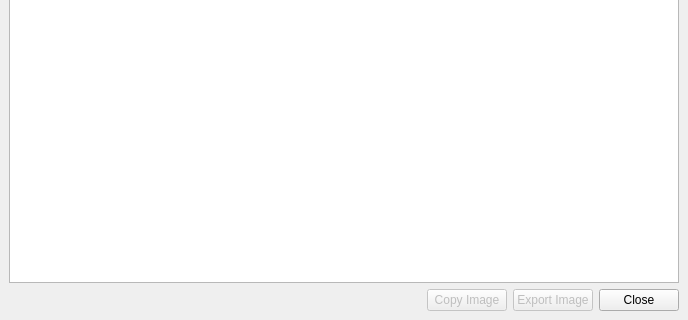
Old version of the form analysiswindow.ui in the repository palindromiq/YATE; both pictures show x 0 to 688 and y 236 to 556 of the 688 by 556 pixel window.
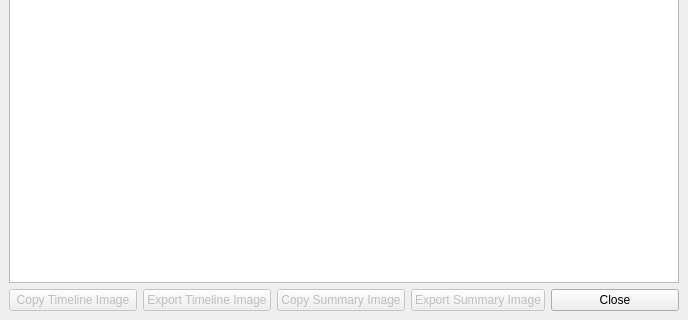
New version of the form. Icons and pictures are not drawn.

Commit message: Add Timeline Features

```diff
--- a/analysiswindow.ui
+++ b/analysiswindow.ui
@@ -21,18 +21,31 @@
     <item>
      <layout class="QHBoxLayout" name="horizontalLayout">
       <item>
-       <widget class="QWidget" name="widget" native="true">
-        <property name="sizePolicy">
-         <sizepolicy hsizetype="Preferred" vsizetype="Preferred">
-          <horstretch>1</horstretch>
-          <verstretch>0</verstretch>
-         </sizepolicy>
+       <widget class="QPushButton" name="btnCopyTimeline">
+        <property name="enabled">
+         <bool>false</bool>
         </property>
-        <layout class="QHBoxLayout" name="horizontalLayout_2">
-         <item>
-          <widget class="QWidget" name="widget_2" native="true"/>
-         </item>
-        </layout>
+        <property name="text">
+         <string>Copy Timeline Image</string>
+        </property>
+        <property name="icon">
+         <iconset resource="assets/breeze.qrc">
+          <normaloff>:/tl.svg</normaloff>:/tl.svg</iconset>
+        </property>
+       </widget>
+      </item>
+      <item>
+       <widget class="QPushButton" name="btnExportTimeline">
+        <property name="enabled">
+         <bool>false</bool>
+        </property>
+        <property name="text">
+         <string>Export Timeline Image</string>
+        </property>
+        <property name="icon">
+         <iconset resource="assets/breeze.qrc">
+          <normaloff>:/tl.svg</normaloff>:/tl.svg</iconset>
+        </property>
        </widget>
       </item>
       <item>
@@ -41,7 +54,7 @@
          <bool>false</bool>
         </property>
         <property name="text">
-         <string>Copy Image</string>
+         <string>Copy Summary Image</string>
         </property>
         <property name="icon">
          <iconset resource="assets/breeze.qrc">
@@ -55,7 +68,7 @@
          <bool>false</bool>
         </property>
         <property name="text">
-         <string>Export Image</string>
+         <string>Export Summary Image</string>
         </property>
         <property name="icon">
          <iconset resource="assets/breeze.qrc">
```
The commit also changes 31 other files.
